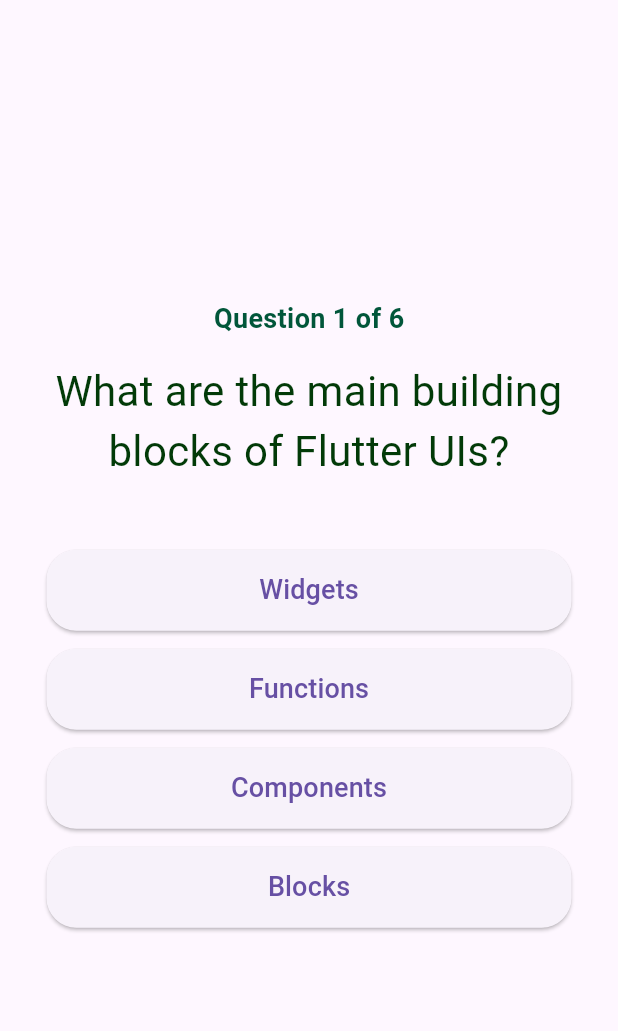
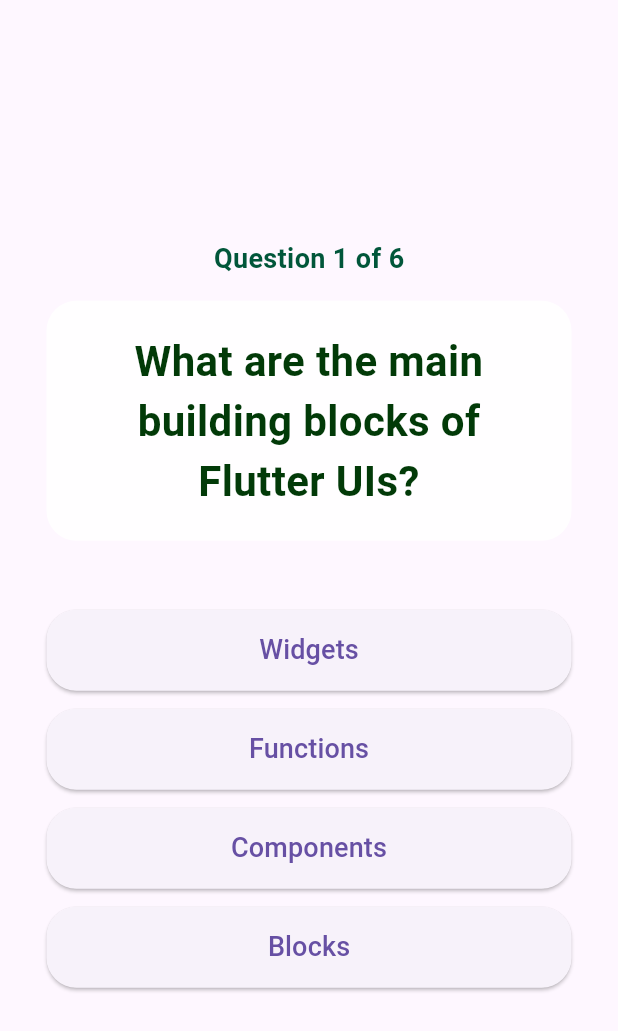
Before and after one commit to ShainaMaryjoh/CSIT284-GARCISO, a Flutter app: the screen it shows after launch, after a tap on "Start Quiz", on a phone screen of 412 x 824 dp. Shown: the top 1031 px of the screen. Run offline on Flutter 3.47's test engine with Material 3 defaults, Android fonts, the phone set to English and light mode, and no system bars.

Commit message:
Improve question card design

```diff
--- a/lab_act_3/lib/gradient_container.dart
+++ b/lab_act_3/lib/gradient_container.dart
@@ -93,14 +93,25 @@
       ),
     ),
     const SizedBox(height: 15),
-    Text(
+
+    Container(
+  width: 350,
+  padding: const EdgeInsets.all(20),
+  decoration: BoxDecoration(
+    color: Colors.white.withOpacity(0.9),
+    borderRadius: BorderRadius.circular(20),
+  ),
+  child: Text(
     questions[currentQuestionIndex].question,
     style: const TextStyle(
       fontSize: 28,
       color: Color.fromARGB(255, 2, 58, 8),
+      fontWeight: FontWeight.bold,
     ),
     textAlign: TextAlign.center,
   ),
+),
+
         const SizedBox(height: 40),
         ...questions[currentQuestionIndex].answers.map(
           (answer) {
```
Lines whose indentation alone changed are shown as unchanged.
